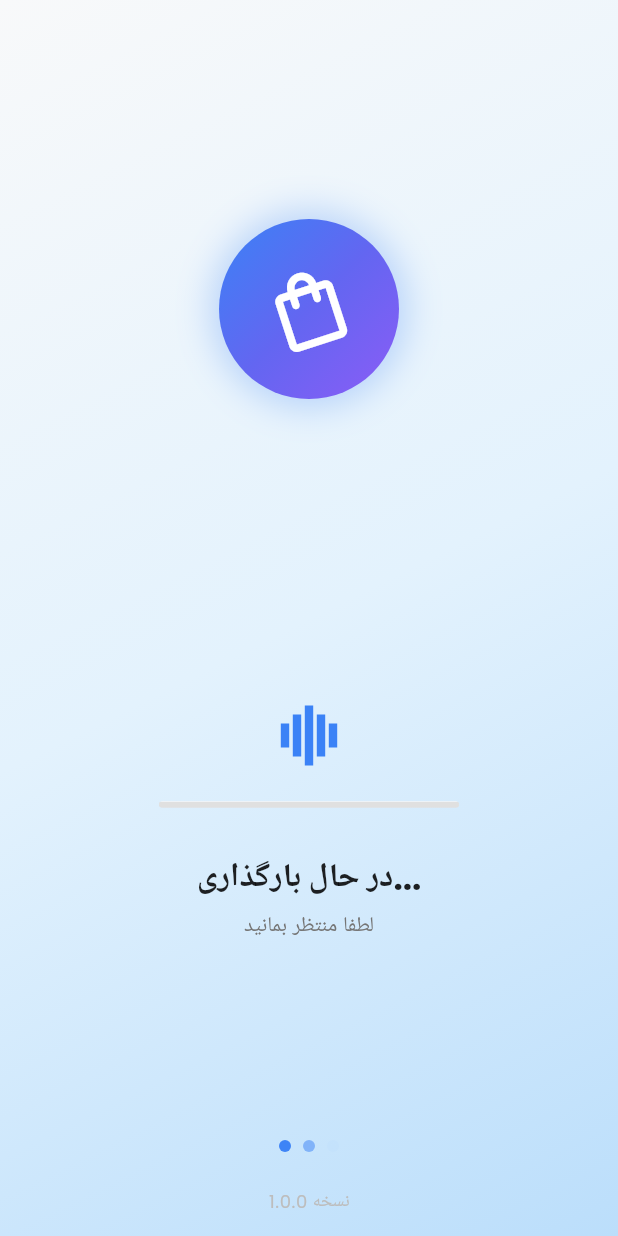
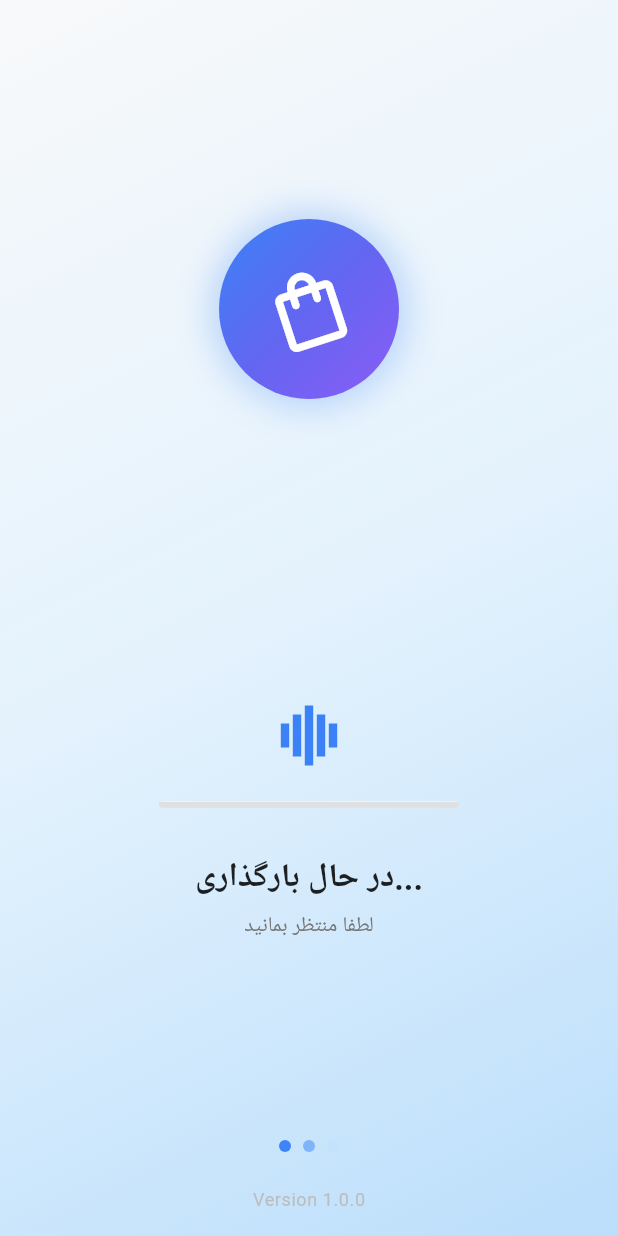
Before and after one commit to isina-nej/shop, a Flutter app: the ModernLoadingScreen screen opened directly, on a phone screen of 412 x 824 dp. Run offline on Flutter 3.47's test engine with Material 3 defaults, Android fonts, the light colour scheme and no system bars; drawn by our look-alikes of animated_text_kit, shimmer; our stand-ins replace dio, dynamic_color, flutter_bloc, flutter_spinkit, shared_preferences; accounts and stored records are empty; network calls fail.

Commit message:
Refactor app initialization and loading screen; improve loading status updates and conditional rendering

```diff
--- a/lib/shared/widgets/loading/modern_loading_screen.dart
+++ b/lib/shared/widgets/loading/modern_loading_screen.dart
@@ -1,6 +1,5 @@
 import 'package:flutter/material.dart';
 import 'package:flutter_spinkit/flutter_spinkit.dart';
-import 'package:animated_text_kit/animated_text_kit.dart';
 import 'package:shimmer/shimmer.dart';
 import 'dart:math' as math;
 import '../../../core/localization/translation_manager.dart';
@@ -8,8 +7,14 @@ import '../../../core/localization/translation_manager.dart';
 class ModernLoadingScreen extends StatefulWidget {
   final Widget? child;
   final Future<void>? initializationFuture;
+  final String? status;
 
-  const ModernLoadingScreen({super.key, this.child, this.initializationFuture});
+  const ModernLoadingScreen({
+    super.key,
+    this.child,
+    this.initializationFuture,
+    this.status,
+  });
 
   @override
   State<ModernLoadingScreen> createState() => _ModernLoadingScreenState();
@@ -30,7 +35,23 @@ class _ModernLoadingScreenState extends State<ModernLoadingScreen>
   void initState() {
     super.initState();
     _setupAnimations();
+    // Only initialize if we need to wait for something
+    if (widget.initializationFuture != null) {
       _initializeApp();
+    } else {
+      // If no initialization future, check if we have a child to show
+      if (widget.child != null) {
+        // Show loading for a short time then show child
+        Future.delayed(const Duration(milliseconds: 800), () {
+          if (mounted) {
+            setState(() {
+              _showContent = true;
+            });
+          }
+        });
+      }
+      // If no child, just keep showing loading (controlled externally)
+    }
   }
 
   void _setupAnimations() {
@@ -72,12 +93,6 @@ class _ModernLoadingScreenState extends State<ModernLoadingScreen>
       if (widget.initializationFuture != null) {
         await widget.initializationFuture!;
       }
-
-      // Add minimum loading time for better UX
-      await Future.delayed(const Duration(milliseconds: 1500));
-
-      // Wait a bit more then show content
-      await Future.delayed(const Duration(milliseconds: 500));
 
       if (mounted) {
         setState(() {
@@ -273,28 +288,24 @@ class _ModernLoadingScreenState extends State<ModernLoadingScreen>
   Widget _buildLoadingText(ThemeData theme) {
     return Column(
       children: [
-        AnimatedTextKit(
-          animatedTexts: [
-            TyperAnimatedText(
-              TranslationManager.instance.translate('loading') != 'loading'
+        // Show custom status if provided, otherwise show default
+        Text(
+          widget.status ??
+              (TranslationManager.instance.translate('loading') != 'loading'
                   ? TranslationManager.instance.translate('loading')
-                  : 'بارگذاری...',
-              textStyle: theme.textTheme.titleLarge?.copyWith(
+                  : 'Loading...'),
+          style: theme.textTheme.titleLarge?.copyWith(
             fontWeight: FontWeight.w600,
             color: theme.brightness == Brightness.dark
                 ? Colors.white
                 : Colors.black87,
           ),
-              speed: const Duration(milliseconds: 100),
-            ),
-          ],
-          totalRepeatCount: 1,
         ),
         const SizedBox(height: 8),
         Text(
           TranslationManager.instance.translate('please_wait') != 'please_wait'
               ? TranslationManager.instance.translate('please_wait')
-              : 'لطفا منتظر بمانید',
+              : 'Please wait...',
           style: theme.textTheme.bodyMedium?.copyWith(
             color: theme.brightness == Brightness.dark
                 ? Colors.grey[400]
@@ -341,7 +352,7 @@ class _ModernLoadingScreenState extends State<ModernLoadingScreen>
 
         // Version info
         Text(
-          'نسخه 1.0.0',
+          'Version 1.0.0',
           style: theme.textTheme.bodySmall?.copyWith(
             color: isDark ? Colors.grey[500] : Colors.grey[400],
           ),
```
Also changed, not shown: lib/main.dart (+119 -51 lines). Lines whose indentation alone changed are shown as unchanged.
